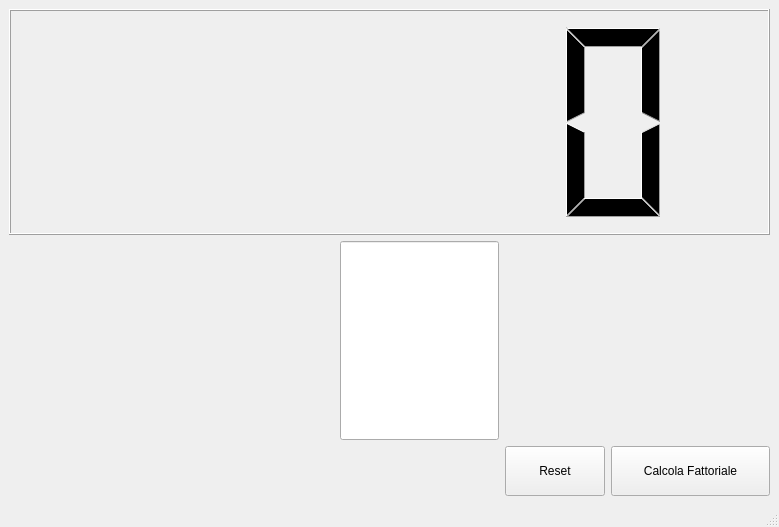
The window that mainwindow.ui (RiccardoPanzeri/Qt_recursive_function_factorial_calculator) describes before a commit, drawn with Qt 5.
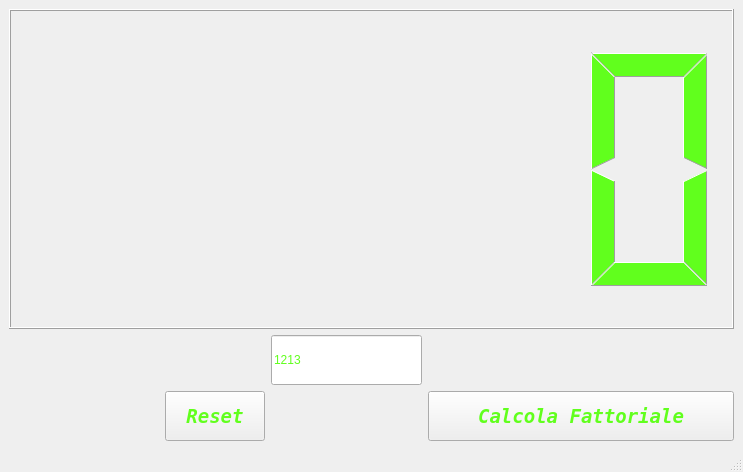
The same window after the commit. Icons and pictures are not drawn.

Commit message: Applicato stylesheet e riorganizzata GUI

Diff of the .ui file:
```diff
--- a/mainwindow.ui
+++ b/mainwindow.ui
@@ -6,8 +6,8 @@
    <rect>
     <x>0</x>
     <y>0</y>
-    <width>779</width>
-    <height>527</height>
+    <width>743</width>
+    <height>472</height>
    </rect>
   </property>
   <property name="windowTitle">
@@ -16,50 +16,24 @@
   <property name="autoFillBackground">
    <bool>false</bool>
   </property>
+  <property name="styleSheet">
+   <string notr="true">
+MainWindow QmessageBox{
+	background-color: rgb(180, 176, 176);
+	color: rbg(97, 255, 9);
+	font: 700 italic 22pt &quot;Terminal&quot;;
+}
+</string>
+  </property>
+  <property name="inputMethodHints">
+   <set>Qt::ImhNone</set>
+  </property>
   <widget class="QWidget" name="centralwidget">
+   <property name="styleSheet">
+    <string notr="true">background-image: url(:/img/img/darksteel.png);</string>
+   </property>
    <layout class="QGridLayout" name="gridLayout">
-    <item row="5" column="2">
-     <widget class="QLineEdit" name="lineEdit_numero">
-      <property name="sizePolicy">
-       <sizepolicy hsizetype="Fixed" vsizetype="Preferred">
-        <horstretch>0</horstretch>
-        <verstretch>0</verstretch>
-       </sizepolicy>
-      </property>
-      <property name="maximumSize">
-       <size>
-        <width>300</width>
-        <height>199</height>
-       </size>
-      </property>
-      <property name="acceptDrops">
-       <bool>false</bool>
-      </property>
-      <property name="text">
-       <string/>
-      </property>
-     </widget>
-    </item>
-    <item row="8" column="4">
-     <widget class="QPushButton" name="pushButton_calcola">
-      <property name="sizePolicy">
-       <sizepolicy hsizetype="Preferred" vsizetype="Preferred">
-        <horstretch>0</horstretch>
-        <verstretch>0</verstretch>
-       </sizepolicy>
-      </property>
-      <property name="maximumSize">
-       <size>
-        <width>500</width>
-        <height>200</height>
-       </size>
-      </property>
-      <property name="text">
-       <string>Calcola Fattoriale</string>
-      </property>
-     </widget>
-    </item>
-    <item row="8" column="3">
+    <item row="9" column="1">
      <widget class="QPushButton" name="pushButton_cancella">
       <property name="sizePolicy">
        <sizepolicy hsizetype="Preferred" vsizetype="Preferred">
@@ -73,6 +47,19 @@
         <height>50</height>
        </size>
       </property>
+      <property name="font">
+       <font>
+        <family>Terminal</family>
+        <pointsize>14</pointsize>
+        <italic>true</italic>
+        <bold>true</bold>
+       </font>
+      </property>
+      <property name="styleSheet">
+       <string notr="true">font: 700 italic 14pt &quot;Terminal&quot;;
+color: rgb(97, 255, 29);
+</string>
+      </property>
       <property name="text">
        <string>Reset</string>
       </property>
@@ -88,9 +75,75 @@
       </property>
       <property name="maximumSize">
        <size>
-        <width>1000</width>
-        <height>1000</height>
+        <width>2000</width>
+        <height>2000</height>
        </size>
+      </property>
+      <property name="styleSheet">
+       <string notr="true">color: rgb(97, 255, 29);</string>
+      </property>
+     </widget>
+    </item>
+    <item row="9" column="3" colspan="2">
+     <widget class="QPushButton" name="pushButton_calcola">
+      <property name="sizePolicy">
+       <sizepolicy hsizetype="Preferred" vsizetype="Preferred">
+        <horstretch>0</horstretch>
+        <verstretch>0</verstretch>
+       </sizepolicy>
+      </property>
+      <property name="maximumSize">
+       <size>
+        <width>500</width>
+        <height>200</height>
+       </size>
+      </property>
+      <property name="font">
+       <font>
+        <family>Terminal</family>
+        <pointsize>14</pointsize>
+        <italic>true</italic>
+        <bold>true</bold>
+        <strikeout>false</strikeout>
+        <kerning>true</kerning>
+       </font>
+      </property>
+      <property name="styleSheet">
+       <string notr="true">font: 700 italic 14pt &quot;Terminal&quot;;
+color: rgb(97, 255, 29);
+</string>
+      </property>
+      <property name="text">
+       <string>Calcola Fattoriale</string>
+      </property>
+     </widget>
+    </item>
+    <item row="4" column="2">
+     <widget class="QLineEdit" name="lineEdit_numero">
+      <property name="sizePolicy">
+       <sizepolicy hsizetype="Fixed" vsizetype="Preferred">
+        <horstretch>0</horstretch>
+        <verstretch>0</verstretch>
+       </sizepolicy>
+      </property>
+      <property name="maximumSize">
+       <size>
+        <width>300</width>
+        <height>50</height>
+       </size>
+      </property>
+      <property name="acceptDrops">
+       <bool>false</bool>
+      </property>
+      <property name="styleSheet">
+       <string notr="true">font: 700 italic 22pt &quot;Terminal&quot;;
+color: rgb(97, 255, 29);</string>
+      </property>
+      <property name="inputMethodHints">
+       <set>Qt::ImhNone</set>
+      </property>
+      <property name="text">
+       <string>1213</string>
       </property>
      </widget>
     </item>
```
Left out of the diff: 7 changed lines with no effect on the pictures. The commit also changes 3 other files.
